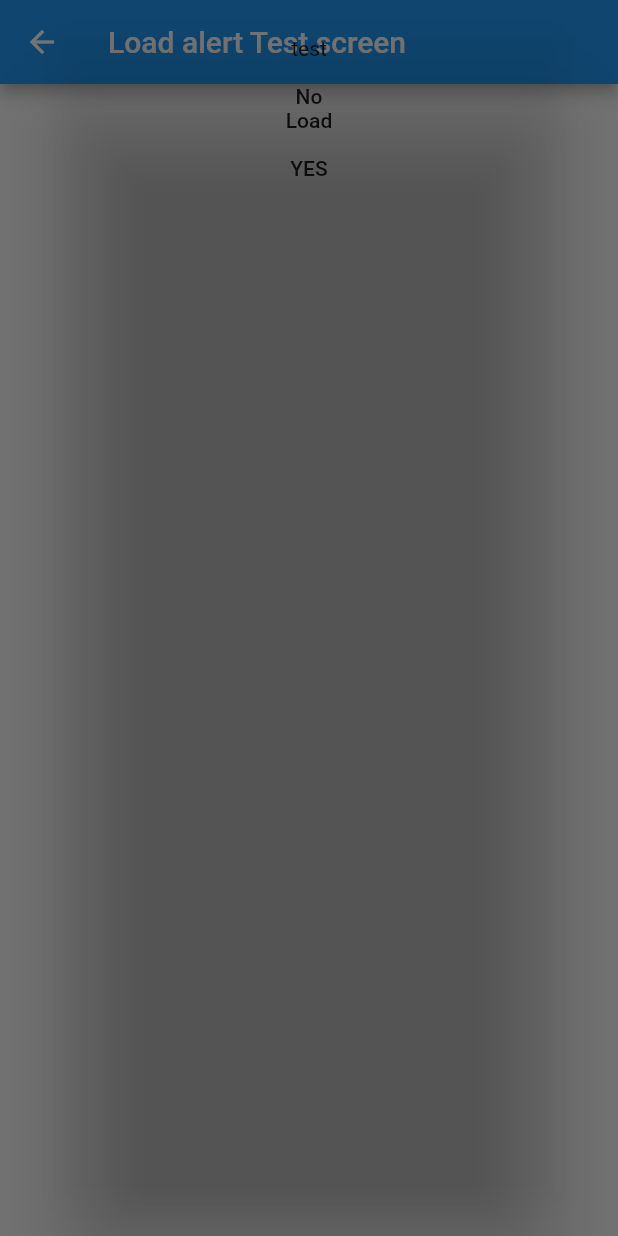
After one commit to Bechet/peggy_pendu, a Flutter app: the LoadingAlertTest screen opened by its route, after a tap on "Load", on a phone screen of 412 x 824 dp. The commit adds this screen. Run offline on Flutter 3.47's test engine with Material 2 defaults, Android fonts, the phone set to English and light mode, and no system bars; our stand-ins replace csv, diacritic, flutter_spinkit.

Commit message:
Adding partial loading implementation... not finished yet

```diff
--- a/lib/main.dart
+++ b/lib/main.dart
@@ -4,6 +4,8 @@ import 'package:peggy_pendu/screens/game.dart';
 import 'package:peggy_pendu/screens/home.dart';
 import 'package:peggy_pendu/screens/listlevel.dart';
 import 'package:peggy_pendu/screens/listword.dart';
+import 'package:peggy_pendu/screens/loading.dart';
+import 'package:peggy_pendu/screens/loadingAlertTest.dart';
 import 'package:peggy_pendu/screens/option.dart';
 import 'package:peggy_pendu/screens/test.dart';
 import 'package:peggy_pendu/utils/Constant.dart';
@@ -30,6 +32,8 @@ class _MainWidgetState extends State<MainWidget> {
         Constant.pathListWordScreen: (context) => ListWord(),
         Constant.pathGameScreen: (context) => Game(),
         Constant.pathTestScreen: (context) => Test(),
+        Constant.pathLoadingScreen: (context) => Loading(),
+        Constant.pathLoadingTestScreen: (context) => LoadingAlertTest(),
       },
     );
   }
--- a/lib/screens/game.dart
+++ b/lib/screens/game.dart
@@ -115,7 +115,7 @@ class _GameState extends State<Game> {
     if (StringUtils.replaceWordWithUnderscoreWithException(penduBean.frenchWord,
                 Constant.LIST_DEFAULT_WORD_EXCEPTION, listKey)
             .replaceAll(Constant.SPACE, "") ==
-        penduBean.frenchWord) {
+        penduBean.frenchWord.replaceAll(Constant.SPACE, "")) {
       print("ok");
       _showWinDialog();
     } else if (this.chance == 0) {
--- /dev/null
+++ b/lib/screens/loadingAlertTest.dart
@@ -0,0 +1,87 @@
+import 'package:flutter/material.dart';
+import 'file:///C:/Users/Leo/AndroidStudioProjects/peggy_pendu/lib/utils/managers/csvManager.dart';
+import 'package:peggy_pendu/beans/penduBean.dart';
+import 'package:peggy_pendu/beans/saveDataBean.dart';
+import 'package:peggy_pendu/utils/Constant.dart';
+import 'package:peggy_pendu/utils/managers/saveManager.dart';
+import 'package:peggy_pendu/utils/randomUtils.dart';
+
+class LoadingAlertTest extends StatefulWidget {
+  @override
+  _LoadingAlertTestState createState() => _LoadingAlertTestState();
+}
+
+class _LoadingAlertTestState extends State<LoadingAlertTest> {
+
+  @override
+  initState() {
+    super.initState();
+  }
+
+  @override
+  Widget build(BuildContext context) {
+    return Scaffold(
+      appBar: AppBar(
+        title: Text("Load alert Test screen"),
+      ),
+      body: Center(
+        child: Container(
+          child: Column(
+            children: <Widget>[
+              MaterialButton(
+                onPressed: _onLoadButtonPressed,
+                child: Text("Load"),
+              ),
+            ],
+          ),
+        ),
+      ),
+    );
+  }
+
+  // Future<void> _onButtonPressed() async {
+  //   print("Test");
+  //   CsvManager csvManager = CsvManager();
+  //   await csvManager.convertWordCsvFileAsListPenduBean();
+  //   print("Test");
+  // }
+
+  Future<void> _onLoadButtonPressed() async {
+    print("Test _onLoadButtonPressed");
+    _showLoseDialog();
+    print("End _onLoadButtonPressed");
+  }
+
+  Future<void> _showLoseDialog() async {
+    return showDialog(
+      context: context,
+      barrierDismissible: true, // user must tap button!
+      builder: (BuildContext context) {
+        return Dialog(
+          backgroundColor: Colors.transparent,
+          child: Center(child:
+          Column(
+            children: <Widget>[
+              Text("test"),
+              MaterialButton(
+                  onPressed: () => Navigator.pop(context, "NO"),
+                  child: Text('No')
+
+              ),
+              MaterialButton(
+                  onPressed: () => Navigator.pop(context, "YES"),
+                  child: Text('YES')
+
+              ),
+            ],
+          )),
+        );
+      },
+    ).then((value) => {
+      print(value)
+    });
+  }
+
+
+
+}
--- a/lib/utils/Constant.dart
+++ b/lib/utils/Constant.dart
@@ -8,6 +8,8 @@ class Constant {
   static const pathListWordScreen='/listWord';
   static const pathGameScreen='/game';
   static const pathTestScreen='/test';
+  static const pathLoadingScreen='/loading';
+  static const pathLoadingTestScreen='/loadingTest';
 
   static const comingSoon="Coming Soon :)";
 
@@ -27,6 +29,7 @@ class Constant {
 
   static const PARAM_KEY_PENDU_BEAN = 'penduBean';
   static const int MAX_CHANCE = 6;
+  static const int DEFAULT_CLEAR_TIME = 0;
 
   static const PATH_WORDS_CSV_FILE = 'assets/words.csv';
 }
--- a/lib/utils/saveDataUtils.dart
+++ b/lib/utils/saveDataUtils.dart
@@ -1,3 +1,4 @@
+import 'package:peggy_pendu/beans/penduBean.dart';
 import 'package:peggy_pendu/beans/saveDataBean.dart';
 import 'package:peggy_pendu/utils/Constant.dart';
 import 'package:peggy_pendu/utils/PenduUtils.dart';
@@ -10,4 +11,9 @@ class SaveDataUtils {
     sb.write(saveDataBean.clearTime);
     return sb.toString();
   }
+
+  static SaveDataBean searchFromPenduBean(List<SaveDataBean> listSaveDataBean, PenduBean penduBean) {
+    List<SaveDataBean> listSaveDataBeanFiltered = listSaveDataBean.where((saveDataBean) => saveDataBean != null && saveDataBean.penduBean != null && saveDataBean.penduBean.frenchWord == penduBean.frenchWord).toList();
+    return listSaveDataBeanFiltered.isNotEmpty ? listSaveDataBeanFiltered[0]:null;
+  }
 }
--- a/pubspec.yaml
+++ b/pubspec.yaml
@@ -31,6 +31,7 @@ dependencies:
   diacritic: ^0.1.0
   csv: ^4.0.0
   path_provider: ^1.6.0
+  flutter_spinkit: ^4.1.2
 
 dev_dependencies:
   flutter_test:
```
Also changed, not shown: lib/screens/home.dart (+15 -0 lines), lib/screens/listword.dart (+20 -19 lines), lib/screens/loading.dart (+64 -2 lines), pubspec.lock.
